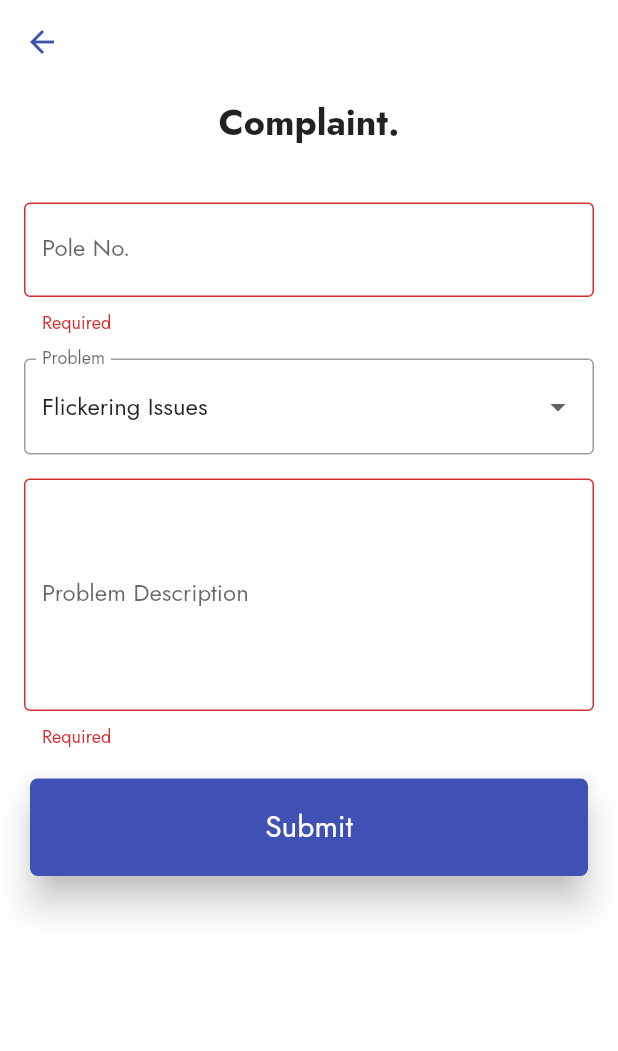
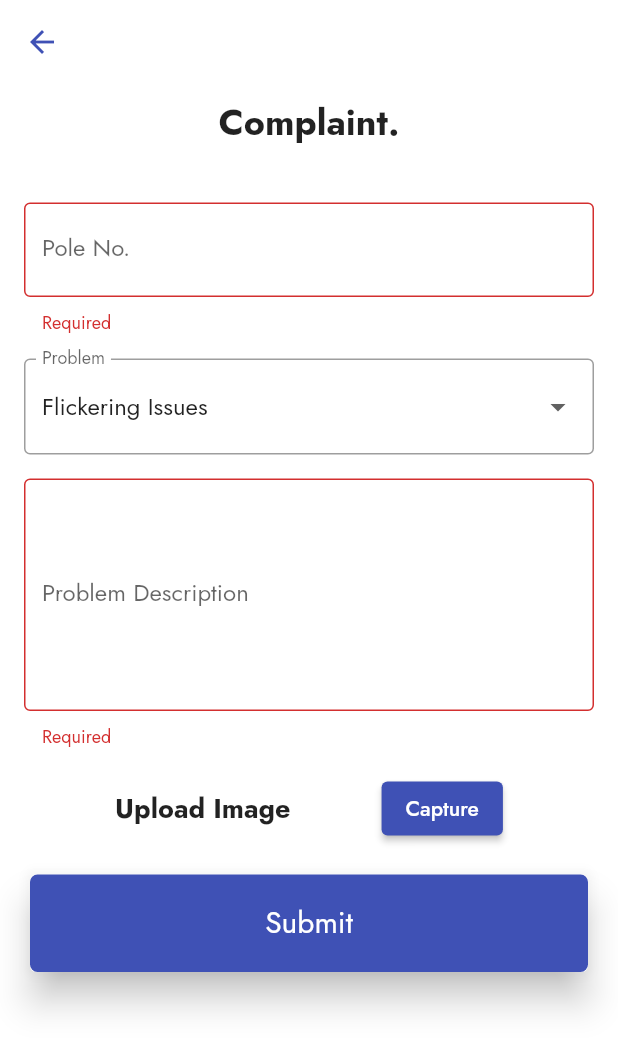
Before and after one commit to ThedistortedFrequency/SDCS-flutter-project, a Flutter app: the Complaint screen opened by its route, on a phone screen of 412 x 824 dp. Shown: the top 1051 px of the screen. Run offline on Flutter 3.47's test engine with Material 2 defaults, Android fonts, the light colour scheme and no system bars; our stand-ins replace cached_network_image, firebase_auth, firebase_core, form_field_validator, google_fonts, pinput; accounts and stored records are empty.

Commit message:
Added image option.

```diff
--- a/lib/Complaint.dart
+++ b/lib/Complaint.dart
@@ -128,6 +128,22 @@ class _ComplaintState extends State<Complaint> {
                   ),
 
                   // uploadin image option.
+                  Padding(
+                    padding:
+                        const EdgeInsets.symmetric(vertical: 8, horizontal: 16),
+                    child: Row(
+                      mainAxisAlignment: MainAxisAlignment.spaceEvenly,
+                      children: [
+                        const Text(
+                          "Upload Image",
+                          style: TextStyle(
+                              fontSize: 18, fontWeight: FontWeight.bold),
+                        ),
+                        ElevatedButton(
+                            onPressed: () {}, child: const Text("Capture"))
+                      ],
+                    ),
+                  ),
 
                   Padding(
                     padding:
--- a/lib/main.dart
+++ b/lib/main.dart
@@ -27,7 +27,7 @@ class MyApp extends StatelessWidget {
       theme: ThemeData(
           primarySwatch: Colors.indigo, textTheme: GoogleFonts.jostTextTheme()),
       routes: {
-        "/": (context) => const RegistorPage(),
+        "/": (context) => const Electrification(),
         Screen.complaintScreen: (context) => const Complaint(),
         Screen.personalScreen: (context) => const PersonalInfo(),
         Screen.registorScreen: (context) => const RegistorPage(),
```
Also changed, not shown: lib/electrificaition.dart (+17 -0 lines).
